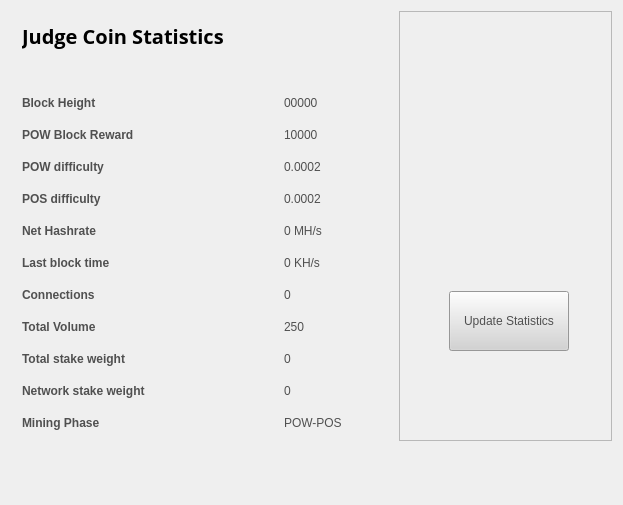
Before: the Qt Designer form src/qt/forms/statisticspage.ui in judgecrypto/judgecoin, drawn with Qt 5.
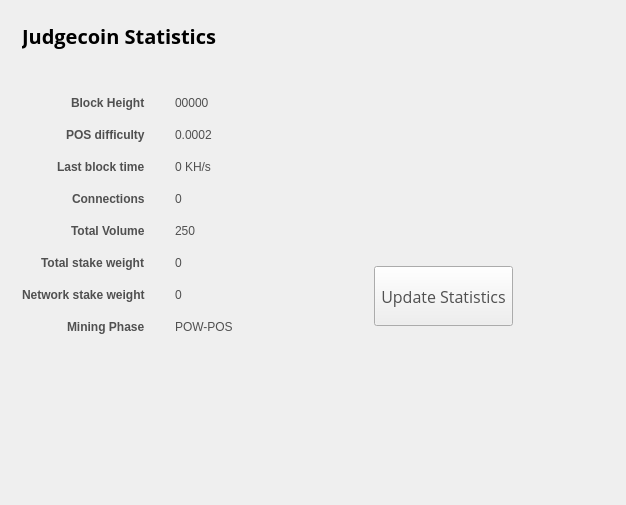
After: the same form once the commit is applied. Icons and pictures are not drawn.

What changed in the file:
```diff
--- a/src/qt/forms/statisticspage.ui
+++ b/src/qt/forms/statisticspage.ui
@@ -9,7 +9,7 @@
    <rect>
     <x>0</x>
     <y>0</y>
-    <width>623</width>
+    <width>626</width>
     <height>505</height>
    </rect>
   </property>
@@ -24,81 +24,35 @@
    <property name="sizeConstraint">
     <enum>QLayout::SetMaximumSize</enum>
    </property>
-   <item row="0" column="1">
-    <widget class="QFrame" name="frame">
-     <property name="minimumSize">
-      <size>
-       <width>213</width>
-       <height>0</height>
-      </size>
-     </property>
-     <property name="frameShape">
-      <enum>QFrame::StyledPanel</enum>
-     </property>
-     <property name="frameShadow">
-      <enum>QFrame::Raised</enum>
-     </property>
-     <widget class="QPushButton" name="startButton">
-      <property name="geometry">
-       <rect>
-        <x>50</x>
-        <y>280</y>
-        <width>120</width>
-        <height>60</height>
-       </rect>
-      </property>
-      <property name="sizePolicy">
-       <sizepolicy hsizetype="Fixed" vsizetype="Fixed">
-        <horstretch>0</horstretch>
-        <verstretch>0</verstretch>
-       </sizepolicy>
-      </property>
-      <property name="minimumSize">
-       <size>
-        <width>120</width>
-        <height>60</height>
-       </size>
-      </property>
-      <property name="styleSheet">
-       <string notr="true">background:lightgrey;</string>
-      </property>
-      <property name="text">
-       <string>Update Statistics</string>
-      </property>
-     </widget>
-     <widget class="QLabel" name="label">
-      <property name="geometry">
-       <rect>
-        <x>10</x>
-        <y>70</y>
-        <width>191</width>
-        <height>191</height>
-       </rect>
-      </property>
-      <property name="text">
-       <string>&lt;!DOCTYPE HTML PUBLIC &quot;-//W3C//DTD HTML 4.0//EN&quot; &quot;http://www.w3.org/TR/REC-html40/strict.dtd&quot;&gt;
-&lt;html&gt;&lt;head&gt;&lt;meta name=&quot;qrichtext&quot; content=&quot;1&quot; /&gt;&lt;style type=&quot;text/css&quot;&gt;
-p, li { white-space: pre-wrap; }
-&lt;/style&gt;&lt;/head&gt;&lt;body style=&quot; font-family:'Open Sans,sans-serif'; font-size:8pt; font-weight:400; font-style:normal;&quot;&gt;
-&lt;p align=&quot;center&quot; style=&quot; margin-top:0px; margin-bottom:0px; margin-left:0px; margin-right:0px; -qt-block-indent:0; text-indent:0px;&quot;&gt;&lt;img src=&quot;:/icons/bitcoin_testnet&quot; /&gt;&lt;/p&gt;&lt;/body&gt;&lt;/html&gt;</string>
-      </property>
-     </widget>
-    </widget>
-   </item>
    <item row="0" column="0">
     <widget class="QFrame" name="gridFrame_2">
      <layout class="QGridLayout" name="gridLayout_4">
       <item row="3" column="0">
        <layout class="QFormLayout" name="formLayout_2">
+        <property name="sizeConstraint">
+         <enum>QLayout::SetNoConstraint</enum>
+        </property>
         <property name="fieldGrowthPolicy">
          <enum>QFormLayout::FieldsStayAtSizeHint</enum>
         </property>
+        <property name="labelAlignment">
+         <set>Qt::AlignRight|Qt::AlignTrailing|Qt::AlignVCenter</set>
+        </property>
+        <property name="formAlignment">
+         <set>Qt::AlignLeading|Qt::AlignLeft|Qt::AlignTop</set>
+        </property>
         <property name="horizontalSpacing">
-         <number>139</number>
+         <number>30</number>
         </property>
         <property name="verticalSpacing">
          <number>18</number>
         </property>
+        <property name="leftMargin">
+         <number>0</number>
+        </property>
+        <property name="topMargin">
+         <number>0</number>
+        </property>
         <property name="rightMargin">
          <number>0</number>
         </property>
@@ -117,55 +71,20 @@
          </widget>
         </item>
         <item row="2" column="0">
-         <widget class="QLabel" name="label_12">
-          <property name="text">
-           <string>&lt;html&gt;&lt;head/&gt;&lt;body&gt;&lt;p&gt;&lt;span style=&quot; font-weight:600;&quot;&gt;POW Block Reward&lt;/span&gt;&lt;/p&gt;&lt;/body&gt;&lt;/html&gt;</string>
-          </property>
-         </widget>
-        </item>
-        <item row="2" column="1">
-         <widget class="QLabel" name="rewardBox">
-          <property name="text">
-           <string>10000</string>
-          </property>
-         </widget>
-        </item>
-        <item row="3" column="0">
-         <widget class="QLabel" name="label_13">
-          <property name="text">
-           <string>&lt;html&gt;&lt;head/&gt;&lt;body&gt;&lt;p&gt;&lt;span style=&quot; font-weight:600;&quot;&gt;POW difficulty&lt;/span&gt;&lt;/p&gt;&lt;/body&gt;&lt;/html&gt;</string>
-          </property>
-         </widget>
-        </item>
-        <item row="3" column="1">
-         <widget class="QLabel" name="diffBox">
-          <property name="text">
-           <string>0.0002</string>
-          </property>
-         </widget>
-        </item>
-        <item row="4" column="0">
          <widget class="QLabel" name="label_9">
           <property name="text">
            <string>&lt;html&gt;&lt;head/&gt;&lt;body&gt;&lt;p&gt;&lt;span style=&quot; font-weight:600;&quot;&gt;POS difficulty&lt;/span&gt;&lt;/p&gt;&lt;/body&gt;&lt;/html&gt;</string>
           </property>
          </widget>
         </item>
-        <item row="4" column="1">
+        <item row="2" column="1">
          <widget class="QLabel" name="diffBox2">
           <property name="text">
            <string>0.0002</string>
           </property>
          </widget>
         </item>
-        <item row="5" column="1">
-         <widget class="QLabel" name="pawrateBox">
-          <property name="text">
-           <string>0 MH/s</string>
-          </property>
-         </widget>
-        </item>
-        <item row="6" column="0">
+        <item row="3" column="0">
          <widget class="QLabel" name="label3_2">
           <property name="sizePolicy">
            <sizepolicy hsizetype="Preferred" vsizetype="Maximum">
@@ -178,92 +97,152 @@
           </property>
          </widget>
         </item>
-        <item row="6" column="1">
+        <item row="3" column="1">
          <widget class="QLabel" name="localBox">
           <property name="text">
            <string>0 KH/s</string>
           </property>
          </widget>
         </item>
-        <item row="7" column="0">
+        <item row="4" column="0">
          <widget class="QLabel" name="label1_2">
           <property name="text">
            <string>&lt;html&gt;&lt;head/&gt;&lt;body&gt;&lt;p&gt;&lt;span style=&quot; font-weight:600;&quot;&gt;Connections&lt;/span&gt;&lt;/p&gt;&lt;/body&gt;&lt;/html&gt;</string>
           </property>
          </widget>
         </item>
-        <item row="7" column="1">
+        <item row="4" column="1">
          <widget class="QLabel" name="connectionBox">
           <property name="text">
            <string>0</string>
           </property>
          </widget>
         </item>
-        <item row="8" column="0">
+        <item row="5" column="0">
          <widget class="QLabel" name="label_8">
           <property name="text">
            <string>&lt;html&gt;&lt;head/&gt;&lt;body&gt;&lt;p&gt;&lt;span style=&quot; font-weight:600;&quot;&gt;Total Volume&lt;/span&gt;&lt;/p&gt;&lt;/body&gt;&lt;/html&gt;</string>
           </property>
          </widget>
         </item>
-        <item row="8" column="1">
+        <item row="5" column="1">
          <widget class="QLabel" name="volumeBox">
           <property name="text">
            <string>250</string>
           </property>
          </widget>
         </item>
-        <item row="9" column="0">
+        <item row="6" column="0">
          <widget class="QLabel" name="label_10">
           <property name="text">
            <string>&lt;html&gt;&lt;head/&gt;&lt;body&gt;&lt;p&gt;&lt;span style=&quot; font-weight:600;&quot;&gt;Total stake weight&lt;/span&gt;&lt;/p&gt;&lt;/body&gt;&lt;/html&gt;</string>
           </property>
          </widget>
         </item>
-        <item row="9" column="1">
+        <item row="6" column="1">
          <widget class="QLabel" name="minBox">
           <property name="text">
            <string>0</string>
           </property>
          </widget>
         </item>
-        <item row="10" column="0">
+        <item row="7" column="0">
          <widget class="QLabel" name="label_11">
           <property name="text">
            <string>&lt;html&gt;&lt;head/&gt;&lt;body&gt;&lt;p&gt;&lt;span style=&quot; font-weight:600;&quot;&gt;Network stake weight&lt;/span&gt;&lt;/p&gt;&lt;/body&gt;&lt;/html&gt;</string>
           </property>
          </widget>
         </item>
-        <item row="10" column="1">
+        <item row="7" column="1">
          <widget class="QLabel" name="maxBox">
           <property name="text">
            <string>0</string>
           </property>
          </widget>
         </item>
-        <item row="11" column="0">
+        <item row="8" column="0">
          <widget class="QLabel" name="label_15">
           <property name="text">
            <string>&lt;html&gt;&lt;head/&gt;&lt;body&gt;&lt;p&gt;&lt;span style=&quot; font-weight:600;&quot;&gt;Mining Phase&lt;/span&gt;&lt;/p&gt;&lt;/body&gt;&lt;/html&gt;</string>
           </property>
          </widget>
         </item>
-        <item row="11" column="1">
+        <item row="8" column="1">
          <widget class="QLabel" name="cBox">
           <property name="text">
            <string>POW-POS</string>
           </property>
          </widget>
         </item>
-        <item row="5" column="0">
-         <widget class="QLabel" name="label_16">
-          <property name="text">
-           <string>&lt;html&gt;&lt;head/&gt;&lt;body&gt;&lt;p&gt;&lt;span style=&quot; font-weight:600;&quot;&gt;Net Hashrate&lt;/span&gt;&lt;/p&gt;&lt;/body&gt;&lt;/html&gt;</string>
-          </property>
-         </widget>
-        </item>
        </layout>
       </item>
+      <item row="3" column="1">
+       <widget class="QFrame" name="frame">
+        <property name="minimumSize">
+         <size>
+          <width>200</width>
+          <height>0</height>
+         </size>
+        </property>
+        <property name="frameShape">
+         <enum>QFrame::NoFrame</enum>
+        </property>
+        <property name="frameShadow">
+         <enum>QFrame::Raised</enum>
+        </property>
+        <widget class="QLabel" name="label">
+         <property name="geometry">
+          <rect>
+           <x>0</x>
+           <y>0</y>
+           <width>211</width>
+           <height>191</height>
+          </rect>
+         </property>
+         <property name="text">
+          <string>&lt;!DOCTYPE HTML PUBLIC &quot;-//W3C//DTD HTML 4.0//EN&quot; &quot;http://www.w3.org/TR/REC-html40/strict.dtd&quot;&gt;
+&lt;html&gt;&lt;head&gt;&lt;meta name=&quot;qrichtext&quot; content=&quot;1&quot; /&gt;&lt;style type=&quot;text/css&quot;&gt;
+p, li { white-space: pre-wrap; }
+&lt;/style&gt;&lt;/head&gt;&lt;body style=&quot; font-family:'MS Shell Dlg 2'; font-size:8pt; font-weight:400; font-style:normal;&quot;&gt;
+&lt;p style=&quot; margin-top:0px; margin-bottom:0px; margin-left:0px; margin-right:0px; -qt-block-indent:0; text-indent:0px;&quot;&gt;&lt;img src=&quot;:/images/about&quot; /&gt;&lt;/p&gt;&lt;/body&gt;&lt;/html&gt;</string>
+         </property>
+        </widget>
+        <widget class="QPushButton" name="startButton">
+         <property name="geometry">
+          <rect>
+           <x>30</x>
+           <y>170</y>
+           <width>139</width>
+           <height>60</height>
+          </rect>
+         </property>
+         <property name="sizePolicy">
+          <sizepolicy hsizetype="Fixed" vsizetype="Fixed">
+           <horstretch>0</horstretch>
+           <verstretch>0</verstretch>
+          </sizepolicy>
+         </property>
+         <property name="minimumSize">
+          <size>
+           <width>120</width>
+           <height>60</height>
+          </size>
+         </property>
+         <property name="font">
+          <font>
+           <family>Open Sans,sans-serif</family>
+           <pointsize>12</pointsize>
+          </font>
+         </property>
+         <property name="styleSheet">
+          <string notr="true">QPushButton:hover {background-color:qlineargradient(x1: 0, y1: 0, x2: 2, y2: 2,stop: 0 rgb(127,154,131), stop: 1 rgb(254,234,145),stop: 2 rgb(127,154,131));} QToolBar QToolButton { font-family:Century Gothic;padding-left:10px;padding-right:50px;padding-top:10px;padding-bottom:10px; width:100%; color: white; text-align: left; background-color: rgb(127,154,131) } </string>
+         </property>
+         <property name="text">
+          <string>Update Statistics</string>
+         </property>
+        </widget>
+       </widget>
+      </item>
       <item row="1" column="0">
        <layout class="QHBoxLayout" name="horizontalLayout_4">
         <property name="spacing">
@@ -277,7 +256,7 @@
            </font>
           </property>
           <property name="text">
-           <string>&lt;html&gt;&lt;head/&gt;&lt;body&gt;&lt;p&gt;&lt;span style=&quot; font-size:20px; font-weight:600; color:#000000;&quot;&gt;Judge Coin Statistics&lt;/span&gt;&lt;/p&gt;&lt;/body&gt;&lt;/html&gt;</string>
+           <string>&lt;html&gt;&lt;head/&gt;&lt;body&gt;&lt;p&gt;&lt;span style=&quot; font-size:20px; font-weight:600; color:#000000;&quot;&gt;Judgecoin Statistics&lt;/span&gt;&lt;/p&gt;&lt;/body&gt;&lt;/html&gt;</string>
           </property>
          </widget>
         </item>
@@ -309,6 +288,22 @@
         </property>
        </spacer>
       </item>
+      <item row="3" column="2">
+       <spacer name="horizontalSpacer_3">
+        <property name="orientation">
+         <enum>Qt::Horizontal</enum>
+        </property>
+        <property name="sizeType">
+         <enum>QSizePolicy::Maximum</enum>
+        </property>
+        <property name="sizeHint" stdset="0">
+         <size>
+          <width>60</width>
+          <height>20</height>
+         </size>
+        </property>
+       </spacer>
+      </item>
      </layout>
     </widget>
    </item>
```
